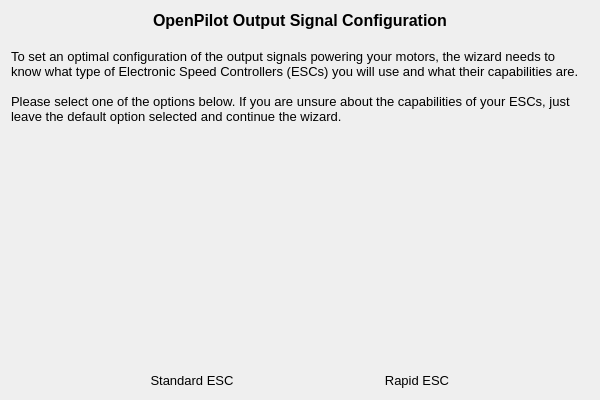
First picture: the form in ground/openpilotgcs/src/plugins/setupwizard/pages/escpage.ui, repository openpilot/OpenPilot, before the edit.
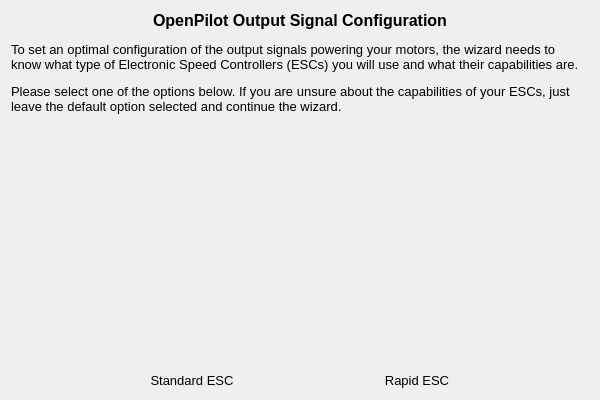
Second picture: the form after the edit. Icons and pictures are not drawn.

Commit message: OP-1556 Bigger window size, Font sizes on all pages

The edit to the form file:
```diff
--- a/ground/openpilotgcs/src/plugins/setupwizard/pages/escpage.ui
+++ b/ground/openpilotgcs/src/plugins/setupwizard/pages/escpage.ui
@@ -17,16 +17,7 @@
    <item>
     <widget class="QLabel" name="label">
      <property name="text">
-      <string>&lt;!DOCTYPE HTML PUBLIC &quot;-//W3C//DTD HTML 4.0//EN&quot; &quot;http://www.w3.org/TR/REC-html40/strict.dtd&quot;&gt;
-&lt;html&gt;&lt;head&gt;&lt;meta name=&quot;qrichtext&quot; content=&quot;1&quot; /&gt;&lt;style type=&quot;text/css&quot;&gt;
-p, li { white-space: pre-wrap; }
-&lt;/style&gt;&lt;/head&gt;&lt;body style=&quot; font-family:'MS Shell Dlg 2'; font-size:8pt; font-weight:400; font-style:normal;&quot;&gt;
-&lt;p align=&quot;center&quot; style=&quot; margin-top:0px; margin-bottom:0px; margin-left:0px; margin-right:0px; -qt-block-indent:0; text-indent:0px;&quot;&gt;&lt;span style=&quot; font-size:12pt; font-weight:600;&quot;&gt;OpenPilot Output Signal Configuration&lt;/span&gt;&lt;/p&gt;
-&lt;p style=&quot;-qt-paragraph-type:empty; margin-top:0px; margin-bottom:0px; margin-left:0px; margin-right:0px; -qt-block-indent:0; text-indent:0px; font-size:12pt; font-weight:600;&quot;&gt;&lt;br /&gt;&lt;/p&gt;
-&lt;p style=&quot; margin-top:0px; margin-bottom:0px; margin-left:0px; margin-right:0px; -qt-block-indent:0; text-indent:0px;&quot;&gt;&lt;span style=&quot; font-size:10pt;&quot;&gt;To set an optimal configuration of the output signals powering your motors, the wizard needs to know what type of Electronic Speed Controllers (ESCs) you will use and what their capabilities are.&lt;/span&gt;&lt;/p&gt;
-&lt;p style=&quot;-qt-paragraph-type:empty; margin-top:0px; margin-bottom:0px; margin-left:0px; margin-right:0px; -qt-block-indent:0; text-indent:0px; font-size:10pt;&quot;&gt;&lt;br /&gt;&lt;/p&gt;
-&lt;p style=&quot; margin-top:0px; margin-bottom:0px; margin-left:0px; margin-right:0px; -qt-block-indent:0; text-indent:0px;&quot;&gt;&lt;span style=&quot; font-size:10pt;&quot;&gt;Please select one of the options below. If you are unsure about the capabilities of your ESCs, just leave the default option selected and continue the wizard.&lt;/span&gt;&lt;/p&gt;
-&lt;p style=&quot;-qt-paragraph-type:empty; margin-top:0px; margin-bottom:0px; margin-left:0px; margin-right:0px; -qt-block-indent:0; text-indent:0px; font-size:10pt;&quot;&gt;&lt;br /&gt;&lt;/p&gt;&lt;/body&gt;&lt;/html&gt;</string>
+      <string>&lt;html&gt;&lt;head/&gt;&lt;body&gt;&lt;p align=&quot;center&quot;&gt;&lt;span style=&quot; font-family:'MS Shell Dlg 2'; font-size:12pt; font-weight:600;&quot;&gt;OpenPilot Output Signal Configuration&lt;/span&gt;&lt;/p&gt;&lt;p&gt;&lt;span style=&quot; font-family:'MS Shell Dlg 2'; font-size:10pt;&quot;&gt;To set an optimal configuration of the output signals powering your motors, the wizard needs to know what type of Electronic Speed Controllers (ESCs) you will use and what their capabilities are.&lt;/span&gt;&lt;/p&gt;&lt;p&gt;&lt;span style=&quot; font-family:'MS Shell Dlg 2'; font-size:10pt;&quot;&gt;Please select one of the options below. If you are unsure about the capabilities of your ESCs, just leave the default option selected and continue the wizard.&lt;/span&gt;&lt;/p&gt;&lt;/body&gt;&lt;/html&gt;</string>
      </property>
      <property name="alignment">
       <set>Qt::AlignLeading|Qt::AlignLeft|Qt::AlignTop</set>
```
The commit also changes 19 other files.
